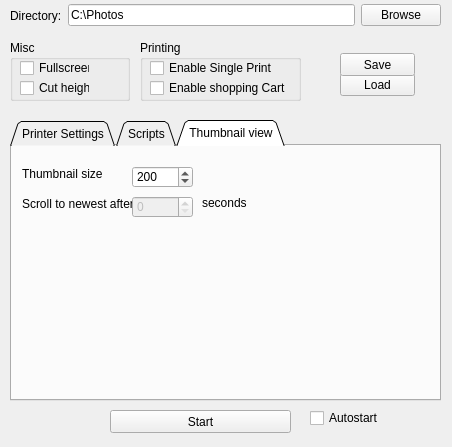
The window that config.ui (BrainHunter/PhotoPrint) describes before a commit, drawn with Qt 5.
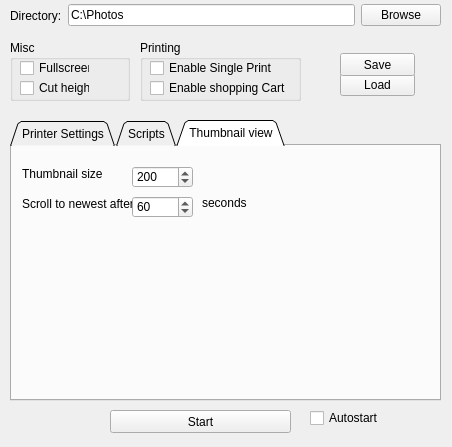
The same window after the commit. The open tabs and pages were chosen to show the change.

What changed in the file:
```diff
--- a/config.ui
+++ b/config.ui
@@ -411,7 +411,7 @@
     </widget>
     <widget class="QSpinBox" name="spinBox">
      <property name="enabled">
-      <bool>false</bool>
+      <bool>true</bool>
      </property>
      <property name="geometry">
       <rect>
@@ -421,6 +421,15 @@
        <height>22</height>
       </rect>
      </property>
+     <property name="minimum">
+      <number>10</number>
+     </property>
+     <property name="maximum">
+      <number>9999</number>
+     </property>
+     <property name="value">
+      <number>60</number>
+     </property>
     </widget>
     <widget class="QLabel" name="label_11">
      <property name="geometry">
```
Left out of the diff: 4 changed lines with no effect on the pictures.
